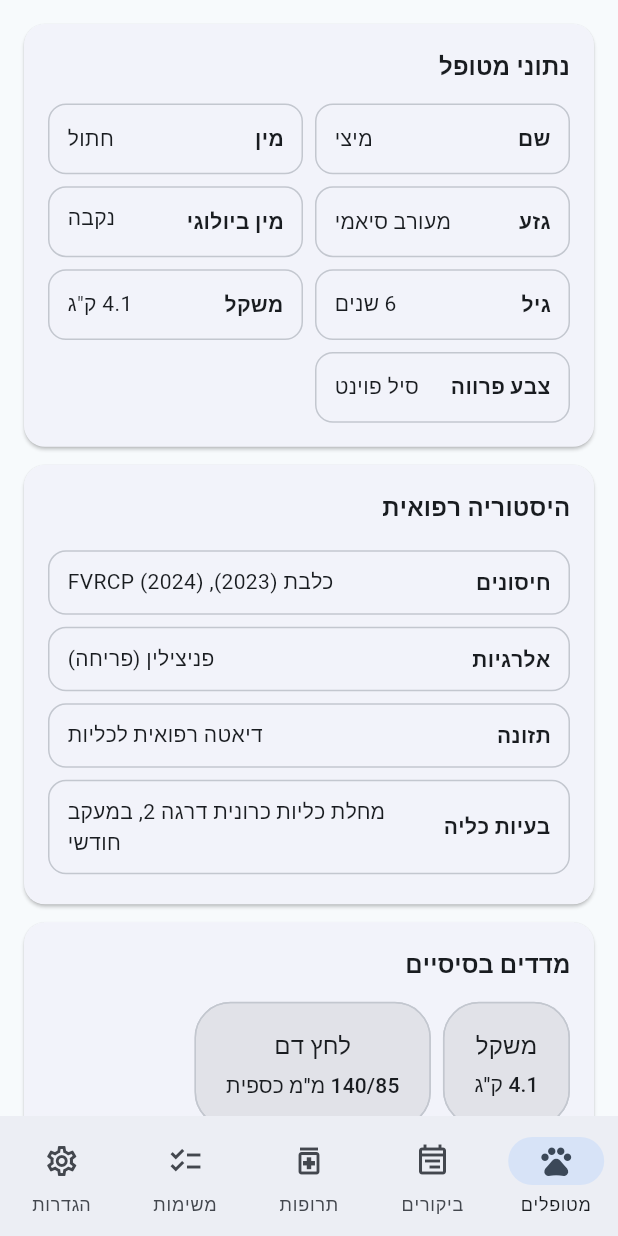
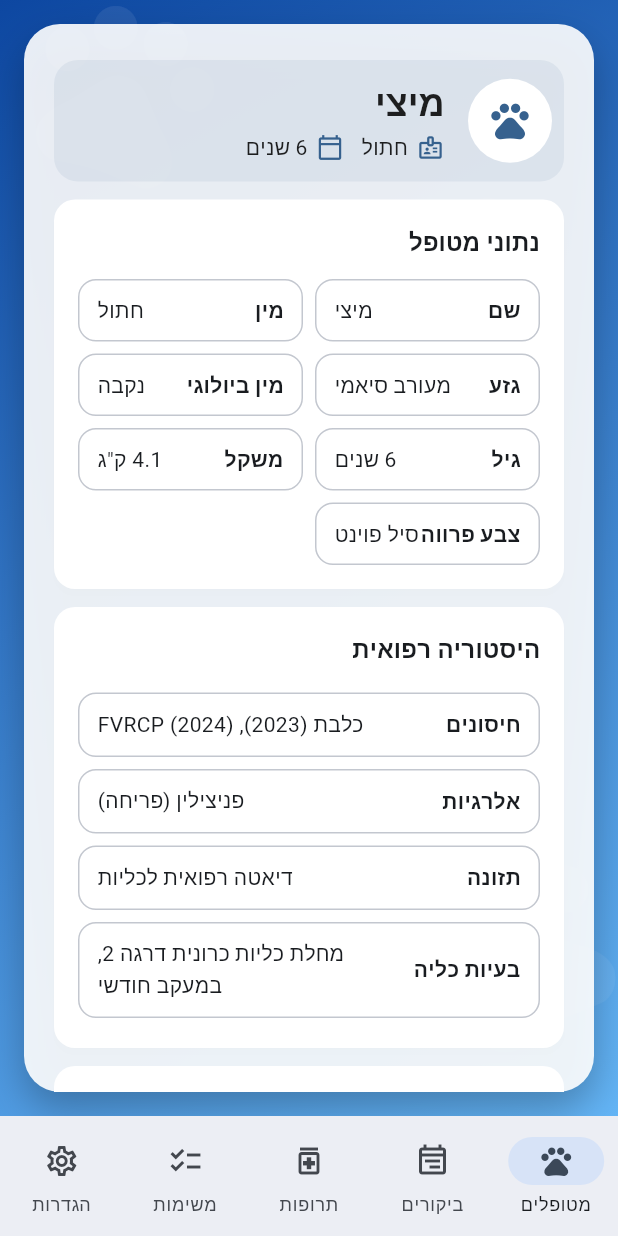
Before and after one commit to Freespirits/Vet-Holim, a Flutter app: the screen it shows after launch, on a phone screen of 412 x 824 dp. Run offline on Flutter 3.47's test engine with Material 3 defaults, Android fonts, the phone set to English and light mode, and no system bars; our stand-ins replace flutter_riverpod; generated files the repository leaves out were written again.

Commit message:
Add paw-themed blue background to patient card screen

```diff
--- a/client/lib/features/patients/patient_card_screen.dart
+++ b/client/lib/features/patients/patient_card_screen.dart
@@ -1,3 +1,5 @@
+import 'dart:math' as math;
+
 import 'package:flutter/material.dart';
 import 'package:flutter_gen/gen_l10n/app_localizations.dart';
 
@@ -103,14 +105,36 @@ class PatientCardScreen extends StatelessWidget {
     final localizations = AppLocalizations.of(context)!;
     final patient = _mockProfile();
 
-    return SafeArea(
+    return Stack(
+      children: [
+        const _PawBackdrop(),
+        SafeArea(
           child: Scaffold(
-        backgroundColor: const Color(0xFFF7FAFC),
-        body: SingleChildScrollView(
+            backgroundColor: Colors.transparent,
+            body: Center(
+              child: ConstrainedBox(
+                constraints: const BoxConstraints(maxWidth: 1200),
+                child: Padding(
                   padding: const EdgeInsets.all(16),
+                  child: DecoratedBox(
+                    decoration: BoxDecoration(
+                      color: Colors.white.withOpacity(0.9),
+                      borderRadius: BorderRadius.circular(24),
+                      boxShadow: const [
+                        BoxShadow(
+                          color: Colors.black26,
+                          blurRadius: 22,
+                          offset: Offset(0, 12),
+                        ),
+                      ],
+                    ),
+                    child: SingleChildScrollView(
+                      padding: const EdgeInsets.symmetric(horizontal: 20, vertical: 24),
                       child: Column(
                         crossAxisAlignment: CrossAxisAlignment.stretch,
                         children: [
+                          _PatientHeader(patient: patient),
+                          const SizedBox(height: 12),
                           _SectionCard(
                             title: localizations.patientDemographicsHeading,
                             child: _DemographicsGrid(patient: patient, localizations: localizations),
@@ -138,6 +162,135 @@ class PatientCardScreen extends StatelessWidget {
                       ),
                     ),
                   ),
+                ),
+              ),
+            ),
+          ),
+        ),
+      ],
+    );
+  }
+}
+
+class _PawBackdrop extends StatelessWidget {
+  const _PawBackdrop();
+
+  @override
+  Widget build(BuildContext context) {
+    return Container(
+      decoration: const BoxDecoration(
+        gradient: LinearGradient(
+          colors: [Color(0xFF0D47A1), Color(0xFF64B5F6)],
+          begin: Alignment.topLeft,
+          end: Alignment.bottomRight,
+        ),
+      ),
+      child: Stack(
+        children: const [
+          _PawGraphic(top: -10, left: 12, size: 140, opacity: 0.08, rotationTurns: 0.05),
+          _PawGraphic(top: 120, right: 40, size: 110, opacity: 0.07, rotationTurns: -0.03),
+          _PawGraphic(bottom: 180, left: 60, size: 120, opacity: 0.05, rotationTurns: 0.12),
+          _PawGraphic(bottom: 40, right: -6, size: 150, opacity: 0.06, rotationTurns: -0.08),
+          _PawGraphic(top: 260, left: 180, size: 90, opacity: 0.05, rotationTurns: 0.18),
+        ],
+      ),
+    );
+  }
+}
+
+class _PawGraphic extends StatelessWidget {
+  const _PawGraphic({
+    required this.size,
+    required this.opacity,
+    this.top,
+    this.right,
+    this.bottom,
+    this.left,
+    this.rotationTurns = 0,
+  });
+
+  final double? top;
+  final double? right;
+  final double? bottom;
+  final double? left;
+  final double size;
+  final double opacity;
+  final double rotationTurns;
+
+  @override
+  Widget build(BuildContext context) {
+    return Positioned(
+      top: top,
+      right: right,
+      bottom: bottom,
+      left: left,
+      child: Transform.rotate(
+        angle: rotationTurns * 2 * math.pi,
+        child: Icon(
+          Icons.pets,
+          size: size,
+          color: Colors.white.withOpacity(opacity),
+        ),
+      ),
+    );
+  }
+}
+
+class _PatientHeader extends StatelessWidget {
+  const _PatientHeader({required this.patient});
+
+  final PatientProfile patient;
+
+  @override
+  Widget build(BuildContext context) {
+    final textTheme = Theme.of(context).textTheme;
+    final accentColor = Theme.of(context).colorScheme.primary;
+
+    return Container(
+      padding: const EdgeInsets.symmetric(vertical: 12, horizontal: 8),
+      decoration: BoxDecoration(
+        borderRadius: BorderRadius.circular(16),
+        color: Theme.of(context).colorScheme.primary.withOpacity(0.08),
+      ),
+      child: Row(
+        children: [
+          CircleAvatar(
+            radius: 28,
+            backgroundColor: Colors.white,
+            child: Icon(Icons.pets, color: accentColor, size: 30),
+          ),
+          const SizedBox(width: 16),
+          Expanded(
+            child: Column(
+              crossAxisAlignment: CrossAxisAlignment.start,
+              children: [
+                Text(
+                  patient.name,
+                  style: textTheme.headlineSmall?.copyWith(
+                    fontWeight: FontWeight.w800,
+                    color: Colors.black87,
+                  ),
+                ),
+                const SizedBox(height: 4),
+                Row(
+                  children: [
+                    Icon(Icons.badge_outlined, size: 18, color: accentColor),
+                    const SizedBox(width: 6),
+                    Text(
+                      patient.species,
+                      style: textTheme.bodyMedium?.copyWith(color: Colors.black87),
+                    ),
+                    const SizedBox(width: 12),
+                    Icon(Icons.calendar_today_outlined, size: 18, color: accentColor),
+                    const SizedBox(width: 6),
+                    Text(patient.age, style: textTheme.bodyMedium?.copyWith(color: Colors.black87)),
+                  ],
+                ),
+              ],
+            ),
+          ),
+        ],
+      ),
     );
   }
 }
@@ -152,6 +305,10 @@ class _SectionCard extends StatelessWidget {
   Widget build(BuildContext context) {
     return Card(
       margin: const EdgeInsets.only(bottom: 12),
+      color: Colors.white,
+      surfaceTintColor: Colors.transparent,
+      elevation: 2,
+      shadowColor: Colors.black.withOpacity(0.04),
       shape: RoundedRectangleBorder(borderRadius: BorderRadius.circular(14)),
       child: Padding(
         padding: const EdgeInsets.all(16),
```
Lines whose indentation alone changed are shown as unchanged.
